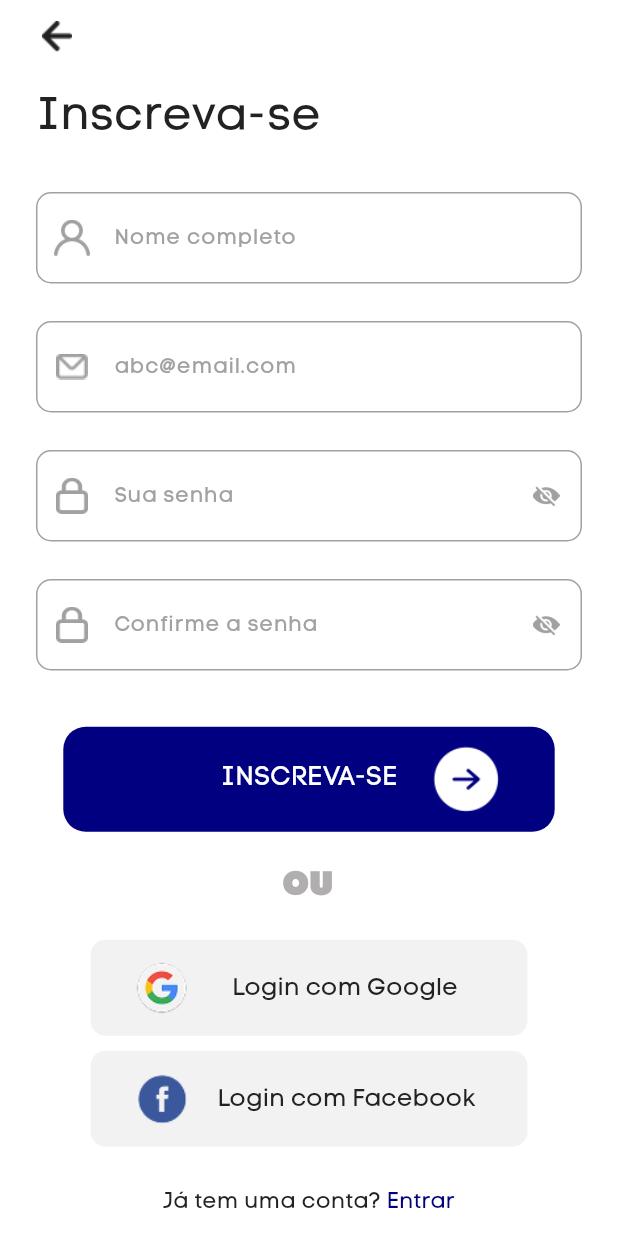
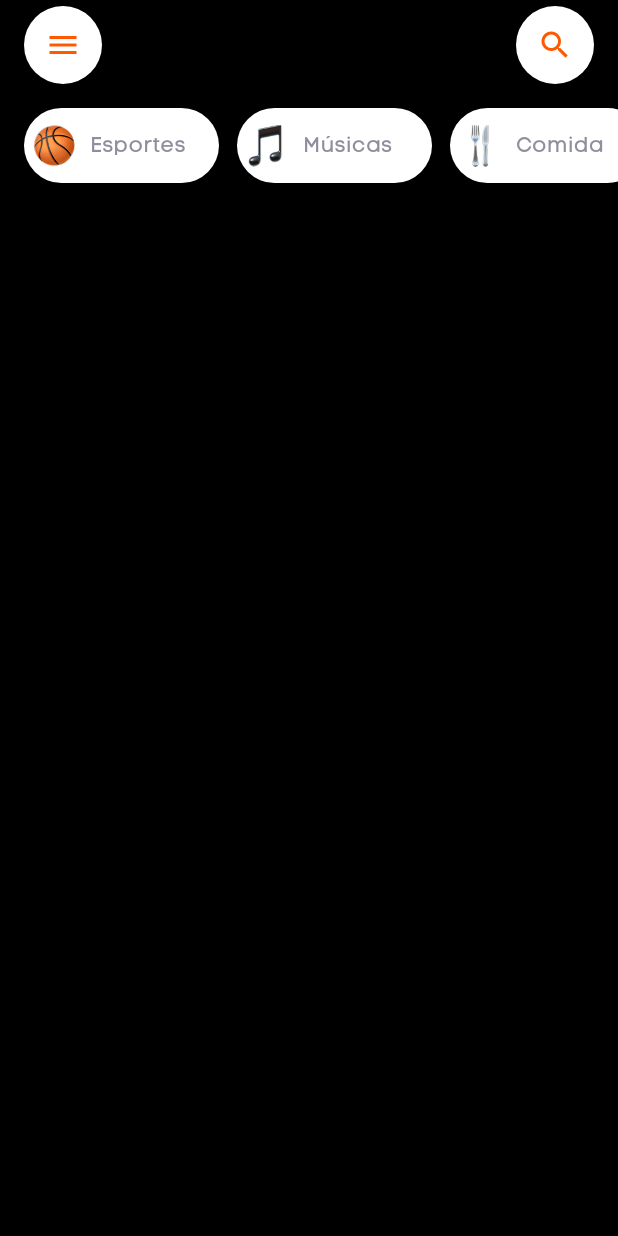
Before and after one commit to wellcastroXX/joinfy, a Flutter app: the LoginPage screen opened by its route, after a tap on "INSCREVA-SE", on a phone screen of 412 x 824 dp. Run offline on Flutter 3.47's test engine with Material 3 defaults, Android fonts, the light colour scheme and no system bars.

Commit message:
home-page

```diff
--- a/lib/main.dart
+++ b/lib/main.dart
@@ -5,8 +5,9 @@ import 'package:flutter/material.dart';
 import 'package:joinfy/theme/app_theme.dart';
 
 // Páginas (ajuste os caminhos conforme o seu projeto)
-import 'package:joinfy/source/modules/auth/register/register_page.dart';
-import 'package:joinfy/source/modules/auth/login/login_page.dart';
+import 'package:joinfy/source/modules/pages/auth/register/register_page.dart';
+import 'package:joinfy/source/modules/pages/auth/login/login_page.dart';
+import 'package:joinfy/source/modules/pages/home/home_page.dart';
 
 void main() {
   runApp(const MyApp());
@@ -37,6 +38,7 @@ class MyApp extends StatelessWidget {
       routes: {
         '/login': (_) => const LoginPage(), // <— REGISTRADA
         '/register': (_) => const RegisterPage(),
+        '/home_page': (_) => const HomePage(),
       },
 
       // (opcional) fallback para evitar crash em rota desconhecida
--- a/lib/source/modules/auth/login/login_page.dart
+++ b/lib/source/modules/pages/auth/login/login_page.dart
@@ -247,7 +247,7 @@ class _LoginPageState extends State<LoginPage> {
                                   onPressed: _loading
                                       ? null
                                       : () => Navigator.pushNamed(
-                                          context, '/register'),
+                                          context, '/home_page'),
                                   fullWidth: false,
                                   trailing: Image.asset(
                                     'assets/icons/arrow_circle.png',
--- /dev/null
+++ b/lib/source/modules/pages/home/home_page.dart
@@ -0,0 +1,485 @@
+import 'package:flutter/material.dart';
+
+/// HomePage
+/// - Fundo: preto (placeholder para o Mapa futuramente)
+/// - Topo: botão redondo de Menu (esq.) e Pesquisa (dir.) com ícone laranja #FF5800
+/// - Abaixo: "opções deslizantes" pequenas (chips/cards) em uma faixa superior;
+///   o restante da tela fica livre para o mapa.
+class HomePage extends StatefulWidget {
+  const HomePage({super.key});
+
+  @override
+  State<HomePage> createState() => _HomePageState();
+}
+
+class _HomePageState extends State<HomePage> {
+  final _scaffoldKey = GlobalKey<ScaffoldState>();
+
+  @override
+  Widget build(BuildContext context) {
+    final mq = MediaQuery.of(context);
+
+    // Quase colado no topo, mas respeitando o notch/status bar
+    final double topBarY = mq.viewPadding.top + 4;
+
+    return Scaffold(
+      key: _scaffoldKey,
+      drawer: const _SideMenu(), // menu lateral (versão branca)
+      backgroundColor: Colors.black,
+      body: Stack(
+        children: [
+          // TODO: Substituir por widget de mapa (GoogleMap/Mapbox) futuramente
+          const _PlaceholderBackground(),
+
+          // Camada de UI sobre o mapa
+          SafeArea(
+            top: false, // não adiciona padding no topo
+            child: Stack(
+              children: [
+                // ===== Botão redondo: MENU (esquerda) =====
+                Positioned(
+                  left: 16,
+                  top: topBarY,
+                  child: _RoundIconButton(
+                    icon: Icons.menu,
+                    onTap: () => _scaffoldKey.currentState?.openDrawer(),
+                    tooltip: 'Abrir menu',
+                    bgColor: Colors.white,
+                    iconColor: const Color(0xFFFF5800),
+                  ),
+                ),
+
+                // ===== Botão redondo: PESQUISA (direita) =====
+                Positioned(
+                  right: 16,
+                  top: topBarY,
+                  child: _RoundIconButton(
+                    icon: Icons.search,
+                    onTap: () {
+                      ScaffoldMessenger.of(context).showSnackBar(
+                        const SnackBar(content: Text('Pesquisar…')),
+                      );
+                    },
+                    tooltip: 'Pesquisar',
+                    bgColor: Colors.white,
+                    iconColor: const Color(0xFFFF5800),
+                  ),
+                ),
+
+                // ===== Faixa superior com "opções deslizantes" (chips/cards pequenos) =====
+                Positioned(
+                  left: 0,
+                  right: 0,
+                  top: topBarY + 68,
+                  child: SizedBox(
+                    height: 50,
+                    child: _QuickActionsBar(
+                      actions: _quickActions,
+                      onTap: (item) {
+                        ScaffoldMessenger.of(context).showSnackBar(
+                          SnackBar(content: Text('Abrir: ${item.label}')),
+                        );
+                      },
+                    ),
+                  ),
+                ),
+              ],
+            ),
+          ),
+        ],
+      ),
+    );
+  }
+}
+
+/// Botão redondo padrão
+class _RoundIconButton extends StatelessWidget {
+  final IconData icon;
+  final VoidCallback? onTap;
+  final String? tooltip;
+  final Color bgColor;
+  final Color iconColor;
+
+  const _RoundIconButton({
+    required this.icon,
+    this.onTap,
+    this.tooltip,
+    this.bgColor = Colors.white,
+    this.iconColor = const Color(0xFF000080),
+  });
+
+  @override
+  Widget build(BuildContext context) {
+    return Material(
+      color: bgColor,
+      shape: const CircleBorder(),
+      elevation: 2,
+      shadowColor: Colors.black.withOpacity(0.3),
+      clipBehavior: Clip.antiAlias,
+      child: InkWell(
+        onTap: onTap,
+        child: Tooltip(
+          message: tooltip ?? '',
+          child: SizedBox(
+            width: 52,
+            height: 52,
+            child: Center(
+              child: Icon(icon, color: iconColor, size: 24),
+            ),
+          ),
+        ),
+      ),
+    );
+  }
+}
+
+/// ======================
+/// Side Menu (branco, estilo do print)
+/// ======================
+class _SideMenu extends StatelessWidget {
+  const _SideMenu({
+    this.onSelect,
+    this.avatarAsset,
+    this.userName = 'João Smith',
+    this.notificationsCount = 0,
+  });
+
+  final ValueChanged<String>? onSelect;
+  final String? avatarAsset;
+  final String userName;
+  final int notificationsCount;
+
+  static const Color _brandBlue = Color(0xFF000080);
+  static const Color _brandOrange = Color(0xFFFF5800);
+
+  @override
+  Widget build(BuildContext context) {
+    return Drawer(
+      backgroundColor: Colors.transparent,
+      elevation: 0,
+      child: SafeArea(
+        child: Align(
+          alignment: Alignment.centerLeft,
+          child: Container(
+            width: 320,
+            margin: const EdgeInsets.all(8),
+            padding: const EdgeInsets.fromLTRB(16, 12, 16, 150),
+            decoration: BoxDecoration(
+              color: Colors.white,
+              borderRadius: BorderRadius.circular(28),
+              boxShadow: [
+                BoxShadow(
+                  color: Colors.black.withOpacity(0.10),
+                  blurRadius: 14,
+                  offset: const Offset(0, 8),
+                ),
+              ],
+            ),
+            child: Column(
+              mainAxisSize: MainAxisSize.max,
+              children: [
+                Align(
+                  alignment: Alignment.centerRight,
+                  child: IconButton(
+                    tooltip: 'Fechar',
+                    icon: const Icon(Icons.close, color: Colors.black54),
+                    onPressed: () => Navigator.of(context).pop(),
+                  ),
+                ),
+
+                // Avatar centralizado
+                Container(
+                  width: 112,
+                  height: 112,
+                  decoration: const BoxDecoration(
+                    shape: BoxShape.circle,
+                    color: Color(0xFFEFEFEF),
+                  ),
+                  clipBehavior: Clip.antiAlias,
+                  child: avatarAsset != null
+                      ? Image.asset(
+                          avatarAsset!,
+                          fit: BoxFit.cover,
+                          errorBuilder: (_, __, ___) => const Icon(
+                            Icons.person,
+                            size: 48,
+                            color: Colors.black45,
+                          ),
+                        )
+                      : const Icon(Icons.person,
+                          size: 48, color: Colors.black45),
+                ),
+                const SizedBox(height: 12),
+
+                // Nome centralizado
+                Text(
+                  userName,
+                  textAlign: TextAlign.center,
+                  style: const TextStyle(
+                    color: _brandBlue,
+                    fontWeight: FontWeight.w700,
+                    fontSize: 20,
+                    fontFamily: 'CodeProLC', // remova se não estiver usando
+                  ),
+                ),
+                const SizedBox(height: 20),
+
+                // Itens do menu (como no print)
+                _MenuTile(
+                  icon: Icons.history,
+                  label: 'Histórico de Pedidos',
+                  onTap: () => _tap(context, 'historico'),
+                ),
+                _MenuTile(
+                  icon: Icons.notifications_none_rounded,
+                  label: 'Notificações',
+                  badge: notificationsCount,
+                  badgeColor: _brandOrange,
+                  onTap: () => _tap(context, 'notificacoes'),
+                ),
+                _MenuTile(
+                  icon: Icons.local_offer_outlined,
+                  label: 'Promoções',
+                  onTap: () => _tap(context, 'promocoes'),
+                ),
+                _MenuTile(
+                  icon: Icons.group_add_outlined,
+                  label: 'Indique & Ganhe',
+                  onTap: () => _tap(context, 'indique'),
+                ),
+                _MenuTile(
+                  icon: Icons.settings_outlined,
+                  label: 'Configurações',
+                  onTap: () => _tap(context, 'configuracoes'),
+                ),
+
+                const Spacer(),
+
+                // Botão Sair (pill laranja)
+                SizedBox(
+                  width: double.infinity,
+                  child: ElevatedButton(
+                    onPressed: () {
+                      Navigator.of(context).pop();
+                      onSelect?.call('sair');
+                    },
+                    style: ElevatedButton.styleFrom(
+                      backgroundColor: _brandOrange,
+                      foregroundColor: Colors.white,
+                      minimumSize: const Size.fromHeight(44),
+                      shape: const StadiumBorder(),
+                      elevation: 2,
+                    ),
+                    child: const Text(
+                      'Sair',
+                      style: TextStyle(
+                        fontWeight: FontWeight.w600,
+                        fontSize: 16,
+                        fontFamily: 'CodeProLC',
+                      ),
+                    ),
+                  ),
+                ),
+              ],
+            ),
+          ),
+        ),
+      ),
+    );
+  }
+
+  void _tap(BuildContext context, String key) {
+    Navigator.of(context).pop();
+    onSelect?.call(key);
+  }
+}
+
+/// Item do menu com ícone, label e badge opcional (para Notificações)
+class _MenuTile extends StatelessWidget {
+  const _MenuTile({
+    required this.icon,
+    required this.label,
+    this.onTap,
+    this.badge = 0,
+    this.badgeColor = const Color(0xFFFF5800),
+  });
+
+  final IconData icon;
+  final String label;
+  final VoidCallback? onTap;
+  final int badge;
+  final Color badgeColor;
+
+  @override
+  Widget build(BuildContext context) {
+    return InkWell(
+      onTap: onTap,
+      borderRadius: BorderRadius.circular(12),
+      child: Container(
+        height: 52,
+        padding: const EdgeInsets.symmetric(horizontal: 8),
+        child: Row(
+          children: [
+            // Ícone + badge
+            SizedBox(
+              width: 28,
+              height: 28,
+              child: Stack(
+                clipBehavior: Clip.none,
+                children: [
+                  const Align(
+                    alignment: Alignment.center,
+                    child: Icon(Icons.circle, size: 0),
+                  ),
+                  Align(
+                    alignment: Alignment.center,
+                    child: Icon(icon, size: 22, color: Colors.black87),
+                  ),
+                  if (badge > 0)
+                    Positioned(
+                      right: -4,
+                      top: -4,
+                      child: Container(
+                        padding: const EdgeInsets.symmetric(
+                            horizontal: 5, vertical: 1.5),
+                        decoration: BoxDecoration(
+                          color: badgeColor,
+                          borderRadius: BorderRadius.circular(999),
+                        ),
+                        constraints:
+                            const BoxConstraints(minWidth: 18, minHeight: 18),
+                        child: Text(
+                          '$badge',
+                          textAlign: TextAlign.center,
+                          style: const TextStyle(
+                            color: Colors.white,
+                            fontSize: 11,
+                            fontWeight: FontWeight.w700,
+                          ),
+                        ),
+                      ),
+                    ),
+                ],
+              ),
+            ),
+            const SizedBox(width: 12),
+            Expanded(
+              child: Text(
+                label,
+                style: const TextStyle(
+                  color: Colors.black87,
+                  fontSize: 16,
+                  fontWeight: FontWeight.w600,
+                  fontFamily: 'CodeProLC', // remova se não usar
+                ),
+              ),
+            ),
+          ],
+        ),
+      ),
+    );
+  }
+}
+
+/// Placeholder para o fundo (depois vira o widget do mapa)
+class _PlaceholderBackground extends StatelessWidget {
+  const _PlaceholderBackground();
+  @override
+  Widget build(BuildContext context) {
+    return const ColoredBox(color: Colors.black);
+  }
+}
+
+// =============================
+// Quick Actions (chips/cards)
+// =============================
+
+/// Agora cada ação recebe o caminho do ícone local (asset)
+class _QuickActionItem {
+  final String assetPath;
+  final String label;
+  const _QuickActionItem(this.assetPath, this.label);
+}
+
+/// Edite os caminhos conforme seus arquivos reais
+const List<_QuickActionItem> _quickActions = [
+  _QuickActionItem('assets/icons/basketball.png', 'Esportes'),
+  _QuickActionItem('assets/icons/music.png', 'Músicas'),
+  _QuickActionItem('assets/icons/food.png', 'Comida'),
+  _QuickActionItem('assets/icons/food.png', 'Teste'),
+  _QuickActionItem('assets/icons/food.png', 'Teste2'),
+  _QuickActionItem('assets/icons/food.png', 'Teste3'),
+];
+
+class _QuickActionsBar extends StatelessWidget {
+  final List<_QuickActionItem> actions;
+  final ValueChanged<_QuickActionItem>? onTap;
+  const _QuickActionsBar({required this.actions, this.onTap});
+
+  @override
+  Widget build(BuildContext context) {
+    return ListView.separated(
+      padding: const EdgeInsets.symmetric(horizontal: 16),
+      scrollDirection: Axis.horizontal,
+      itemCount: actions.length,
+      separatorBuilder: (_, __) => const SizedBox(width: 12),
+      itemBuilder: (context, i) => _QuickActionCard(
+        item: actions[i],
+        onTap: () => onTap?.call(actions[i]),
+      ),
+    );
+  }
+}
+
+class _QuickActionCard extends StatelessWidget {
+  final _QuickActionItem item;
+  final VoidCallback? onTap;
+  const _QuickActionCard({required this.item, this.onTap});
+
+  @override
+  Widget build(BuildContext context) {
+    return Material(
+      color: Colors.white,
+      borderRadius: BorderRadius.circular(30),
+      elevation: 2,
+      shadowColor: Colors.black.withOpacity(0.25),
+      child: InkWell(
+        borderRadius: BorderRadius.circular(16),
+        onTap: onTap,
+        child: Container(
+          height: 50,
+          width: 130,
+          padding: const EdgeInsets.symmetric(horizontal: 6, vertical: 10),
+          child: Row(
+            children: [
+              SizedBox(
+                width: 28,
+                height: 28,
+                child: Image.asset(
+                  item.assetPath,
+                  width: 20,
+                  height: 20,
+                  fit: BoxFit.contain,
+                ),
+              ),
+              const SizedBox(width: 10),
+              Expanded(
+                child: Text(
+                  item.label,
+                  maxLines: 2,
+                  overflow: TextOverflow.ellipsis,
+                  style: const TextStyle(
+                    color: Color(0xFF8E8E9D),
+                    fontSize: 14,
+                    fontWeight: FontWeight.w500,
+                    fontFamily: 'CodeProLC',
+                  ),
+                ),
+              ),
+            ],
+          ),
+        ),
+      ),
+    );
+  }
+}
```
Also changed, not shown: assets/icons/basketball.png (added), assets/icons/food.png (added), assets/icons/marker.svg (added), assets/icons/music.png (added), lib/source/modules/pages/auth/register/register_page.dart (renamed from lib/source/modules/auth/register/register_page.dart).
